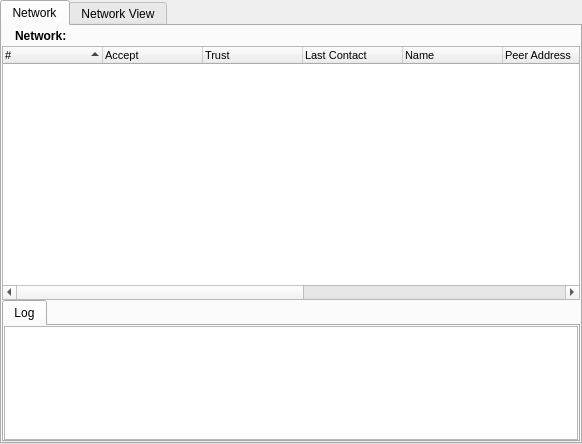
First picture: the form in retroshare-gui/src/gui/NetworkDialog.ui, repository RetroShare/RetroShare, before the edit.
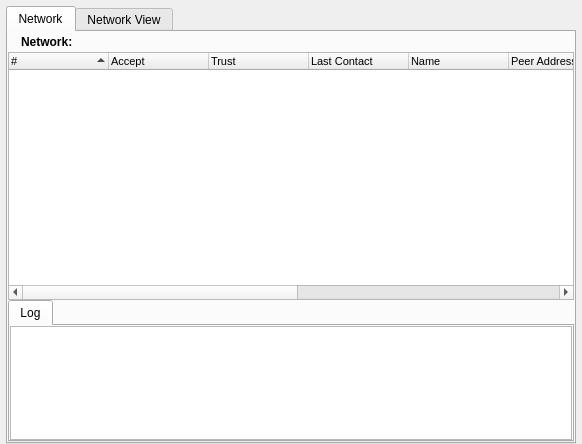
Second picture: the form after the edit. Icons and pictures are not drawn.

Patch:
```diff
--- a/retroshare-gui/src/gui/NetworkDialog.ui
+++ b/retroshare-gui/src/gui/NetworkDialog.ui
@@ -14,13 +14,13 @@
   </property>
   <layout class="QGridLayout" >
    <property name="leftMargin" >
-    <number>0</number>
+    <number>6</number>
    </property>
    <property name="topMargin" >
-    <number>0</number>
+    <number>6</number>
    </property>
    <property name="rightMargin" >
-    <number>0</number>
+    <number>6</number>
    </property>
    <property name="bottomMargin" >
     <number>0</number>
```
